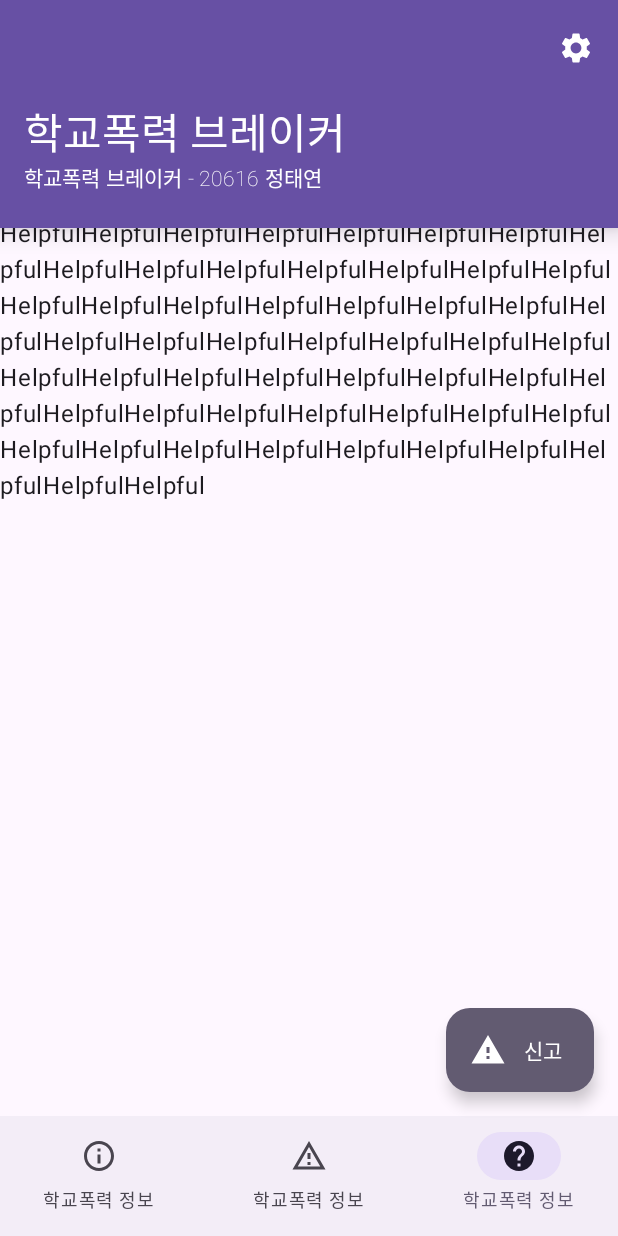
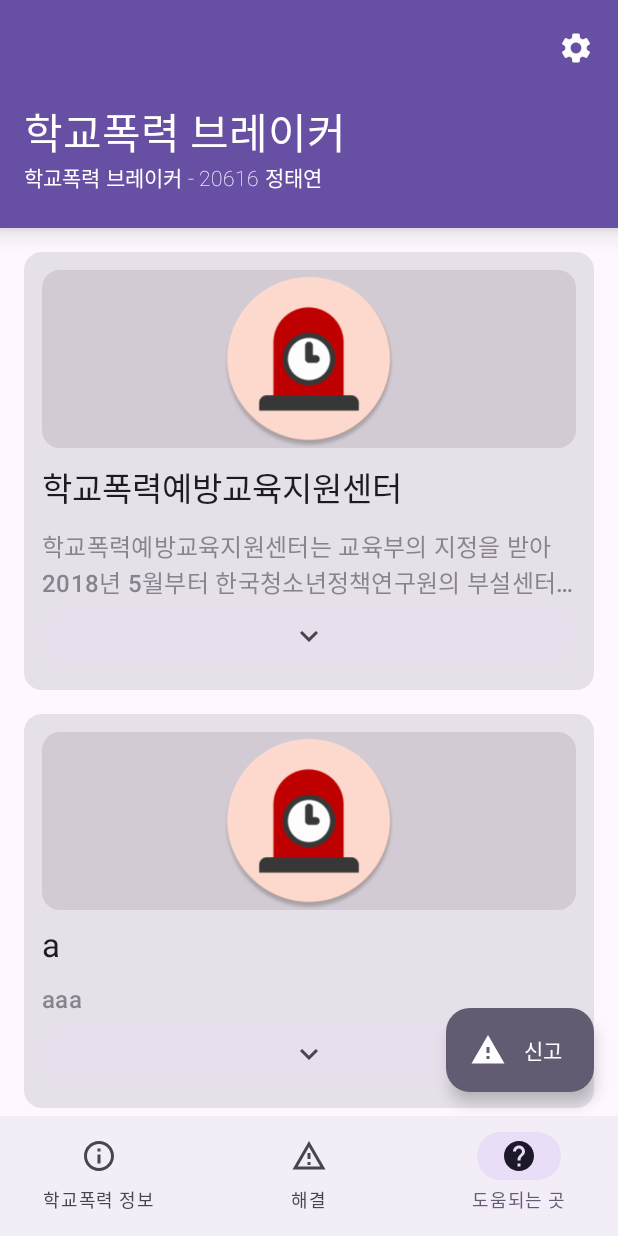
Before and after one commit to error0918/SchoolViolenceBreaker, an Android app built with Jetpack Compose: the screen it shows after launch (MainActivity), item 3 of the bottom bar chosen, on a phone screen of 412 x 824 dp. Run offline under Robolectric (Android 15) with nearby library versions, the phone set to English and light mode, and no system bars; our stand-ins replace accompanist, constraintlayout-compose.

Commit message:
2022/09/11 23:14

```diff
--- a/app/src/main/java/com/taeyeon/schoolviolencebreaker/Helpful.kt
+++ b/app/src/main/java/com/taeyeon/schoolviolencebreaker/Helpful.kt
@@ -1,20 +1,232 @@
+@file:OptIn(ExperimentalMaterial3Api::class, ExperimentalMaterial3Api::class)
+@file:Suppress("OPT_IN_IS_NOT_ENABLED")
+
 package com.taeyeon.schoolviolencebreaker
 
-import androidx.compose.foundation.layout.PaddingValues
-import androidx.compose.foundation.layout.fillMaxSize
-import androidx.compose.material3.Text
+import android.annotation.SuppressLint
+import android.content.Intent
+import android.graphics.Bitmap
+import android.graphics.Canvas
+import android.net.Uri
+import androidx.compose.foundation.Image
+import androidx.compose.foundation.background
+import androidx.compose.foundation.clickable
+import androidx.compose.foundation.layout.*
+import androidx.compose.foundation.lazy.LazyColumn
+import androidx.compose.foundation.lazy.items
+import androidx.compose.material.icons.Icons
+import androidx.compose.material.icons.filled.KeyboardArrowDown
+import androidx.compose.material.icons.filled.KeyboardArrowUp
+import androidx.compose.material3.*
+import androidx.compose.runtime.*
 import androidx.compose.runtime.Composable
+import androidx.compose.runtime.mutableStateOf
+import androidx.compose.runtime.saveable.rememberSaveable
 import androidx.compose.ui.Modifier
+import androidx.compose.ui.geometry.Size
+import androidx.compose.ui.graphics.ImageBitmap
+import androidx.compose.ui.graphics.asImageBitmap
+import androidx.compose.ui.layout.onSizeChanged
+import androidx.compose.ui.platform.LocalDensity
+import androidx.compose.ui.platform.LocalLayoutDirection
+import androidx.compose.ui.res.stringResource
+import androidx.compose.ui.text.style.TextOverflow
+import androidx.compose.ui.unit.Dp
+import androidx.compose.ui.unit.dp
+import androidx.constraintlayout.compose.ConstraintLayout
+import androidx.core.content.ContextCompat
+import com.taeyeon.core.Core
 
 object Helpful {
 
-    @Composable
-    fun Helpful(paddingValues: PaddingValues = PaddingValues()) {
-        //
-        Text(
-            modifier = Modifier.fillMaxSize(),
-            text = "Helpful".repeat(100)
+    data class Helpful(
+        val imageBitmap: ImageBitmap,
+        val title: String,
+        val description: String,
+        val link: String,
+    )
+
+    private val helpfulList by lazy {
+        val drawableToImageBitmap = { id: Int ->
+            val drawable = ContextCompat.getDrawable(Core.getContext(), id)
+            val bitmap = Bitmap.createBitmap(drawable!!.intrinsicWidth, drawable.intrinsicHeight, Bitmap.Config.ARGB_8888)
+            val canvas = Canvas(bitmap)
+            drawable.setBounds(0, 0, canvas.width, canvas.height)
+            drawable.draw(canvas)
+            bitmap.asImageBitmap()
+        }
+
+        val todo = Helpful(
+            imageBitmap = drawableToImageBitmap(R.drawable.ic_launcher_round),
+            title = "a",
+            description = """
+                     aaa
+                """.trimIndent(),
+            link = "https://naver.com/"
+        )
+        listOf(
+            Helpful(
+                imageBitmap = drawableToImageBitmap(R.drawable.ic_launcher_round),
+                title = "학교폭력예방교육지원센터",
+                description = """
+                     학교폭력예방교육지원센터는 교육부의 지정을 받아 2018년 5월부터 한국청소년정책연구원의 부설센터로 운영되고 있습니다.
+                     본 센터는 학교폭력 예방교육 어울림 프로그램 개발·보급·운영 및 학교폭력 예방교육 지원체계 구축을 위해 어울림 프로그램의 재구조화, 학교폭력 예방 교과연계 원격연수 프로그램 개발, 학교폭력 예방교육 프로그램 적용 효과성 분석, 학교폭력 추세 대응을 위한 교육자료 제작 및 보급 그리고 학부모를 위한 학교폭력 예방 소식지 발간 등의 사업을 수행하고 있습니다.
+                     또한 학교폭력 예방을 위한 전문가 컨설팅 및 교육연수, 학생참여 학교폭력 예방활동 지원을 위한 어울림 학생서포터즈단 운영 그리고 시도 교육청 단위 학교폭력 예방 협의체 구성 및 단위 별 사업운영 지원을 통해 활발한 현장 중심의 맞춤형 사업을 수행하고 있습니다.
+                     본 센터는 학생들의 자발적 참여·활동을 기반으로 지역 주도의 학교폭력 예방활동과 함께 학교 교육과정에 초점을 맞추어 학생, 교사, 학부모 및 지역 사회가 함께 참여하는 학교폭력 예방교육 사업을 추진·수행하고 있습니다.
+                """.trimIndent(),
+                link = "https://www.stopbullying.re.kr/mps"
+            ),
+            todo, todo, todo, todo, todo, todo, todo, todo, todo, todo, todo, todo, todo, todo, todo, todo, todo,
+            Helpful(
+                imageBitmap = drawableToImageBitmap(R.drawable.ic_launcher_round),
+                title = "에듀넷·티-클리어",
+                description = """
+                    에듀넷·티-클리어는 약자로 교육과정과 교육정책 전반의 정보를 통합 제공하고, 협업 소통을 지원하는 교육정보 통합 지원 서비스입니다.
+                """.trimIndent(),
+                link = "https://doran.edunet.net/main/mainForm.do"
+            )
         )
     }
 
+    @Composable
+    fun Helpful(paddingValues: PaddingValues = PaddingValues()) {
+        LazyColumn(
+            modifier = Modifier.padding(
+                top = paddingValues.calculateTopPadding(),
+                bottom = paddingValues.calculateBottomPadding(),
+                start = paddingValues.calculateStartPadding(LocalLayoutDirection.current) + 16.dp,
+                end = paddingValues.calculateEndPadding(LocalLayoutDirection.current) + 16.dp
+            ),
+            verticalArrangement = Arrangement.spacedBy(16.dp)
+        ) {
+            items(helpfulList) { helpful ->
+                HelpfulUnit(
+                    imageBitmap = helpful.imageBitmap,
+                    imageBitmapDescription = helpful.title,
+                    title = helpful.title,
+                    description = helpful.description,
+                    link = helpful.link,
+                    modifier = Modifier.padding(
+                        top = if(helpfulList.indexOf(helpful) == 0) 16.dp else 0.dp,
+                        bottom = if(helpfulList.lastIndexOf(helpful) == helpfulList.size - 1) 16.dp else 0.dp
+                    )
+                )
+            }
+        }
+    }
+
+    @SuppressLint("ModifierParameter")
+    @Composable
+    fun HelpfulUnit(
+        imageBitmap: ImageBitmap? = null,
+        imageBitmapDescription: String? = null,
+        title: String,
+        description: String,
+        link: String,
+        modifier: Modifier = Modifier
+    ) {
+        val hasImage = imageBitmap != null
+
+        Card(
+            modifier = modifier.then(
+                Modifier
+                    .fillMaxWidth()
+                    .height(IntrinsicSize.Min)
+                    .clickable {
+                        val intent = Intent(Intent.ACTION_VIEW, Uri.parse(link))
+                        Core.getActivity().startActivity(intent)
+                    }
+            )
+        ) {
+            val cornerRadius = MaterialTheme.shapes.medium.let {
+                var cornerRadius: Dp = 0.dp
+                val size = Size.Unspecified
+                with(LocalDensity.current) {
+                    val corners = listOf(it.topStart, it.topEnd, it.bottomStart, it.bottomEnd)
+                    corners.forEach { corner ->
+                        cornerRadius += corner.toPx(size, this).toDp() / corners.size
+                    }
+                }
+                cornerRadius
+            }
+            var textMoreSee by rememberSaveable { mutableStateOf(false) }
+
+            ConstraintLayout(
+                modifier = Modifier
+                    .fillMaxSize()
+                    .padding(cornerRadius)
+            ) {
+                val (image, titleText, descriptionText, seeMoreButton) = createRefs()
+
+                if (hasImage) {
+                    var imageWidth by remember { mutableStateOf(0) }
+                    Image(
+                        bitmap = imageBitmap!!,
+                        contentDescription = imageBitmapDescription,
+                        modifier = Modifier
+                            .fillMaxWidth()
+                            .height(with (LocalDensity.current) { imageWidth.toDp() / 3 })
+                            .constrainAs(image) {
+                                top.linkTo(parent.top)
+                                start.linkTo(parent.start)
+                                end.linkTo(parent.end)
+                            }
+                            .onSizeChanged { intSize ->
+                                imageWidth = intSize.width
+                            }
+                            .background(
+                                color = MaterialTheme.colorScheme.onSurface.copy(alpha = 0.1f),
+                                shape = MaterialTheme.shapes.medium
+                            )
+                    )
+                }
+
+                Text(
+                    text = title,
+                    style = MaterialTheme.typography.titleLarge,
+                    modifier = Modifier
+                        .constrainAs(titleText) {
+                            top.linkTo(if (hasImage) image.bottom else parent.top, margin = 10.dp)
+                            start.linkTo(parent.start)
+                        }
+                )
+
+                Text(
+                    text = description,
+                    style = MaterialTheme.typography.titleMedium,
+                    color = MaterialTheme.colorScheme.onSurfaceVariant.copy(alpha = 0.6f),
+                    maxLines = if (textMoreSee) 100 else 2,
+                    overflow = TextOverflow.Ellipsis,
+                    modifier = Modifier
+                        .constrainAs(descriptionText) {
+                            top.linkTo(titleText.bottom, margin = 10.dp)
+                            start.linkTo(parent.start)
+                        }
+                )
+
+                Button(
+                    onClick = { textMoreSee = !textMoreSee },
+                    contentPadding = PaddingValues(),
+                    colors = ButtonDefaults.buttonColors(
+                        containerColor = MaterialTheme.colorScheme.surfaceVariant,
+                        contentColor = MaterialTheme.colorScheme.onSurfaceVariant
+                    ),
+                    modifier = Modifier
+                        .constrainAs(seeMoreButton) {
+                            top.linkTo(descriptionText.bottom)
+                            start.linkTo(parent.start)
+                            end.linkTo(parent.end)
+                        }
+                ) {
+                    Icon(
+                        imageVector = if (textMoreSee) Icons.Filled.KeyboardArrowUp else Icons.Filled.KeyboardArrowDown,
+                        contentDescription = if (textMoreSee) stringResource(id = R.string.close) else stringResource(id = R.string.open),
+                        modifier = Modifier.fillMaxWidth()
+                    )
+                }
+
+            }
+        }
+    }
+
 }
--- a/app/src/main/java/com/taeyeon/schoolviolencebreaker/LicenseActivity.kt
+++ b/app/src/main/java/com/taeyeon/schoolviolencebreaker/LicenseActivity.kt
@@ -1,4 +1,4 @@
-@file:OptIn(ExperimentalMaterial3Api::class)
+@file:OptIn(ExperimentalMaterial3Api::class, ExperimentalMaterial3Api::class)
 @file:Suppress("OPT_IN_IS_NOT_ENABLED")
 
 package com.taeyeon.schoolviolencebreaker
@@ -125,7 +125,7 @@ object License {
             link = license.link
         )
     }
-    //TODO
+
     @Composable
     fun LicenseViewer(
         title: String,
--- a/app/src/main/java/com/taeyeon/schoolviolencebreaker/MainActivity.kt
+++ b/app/src/main/java/com/taeyeon/schoolviolencebreaker/MainActivity.kt
@@ -36,6 +36,7 @@ import androidx.core.splashscreen.SplashScreen.Companion.installSplashScreen
 import com.google.accompanist.pager.*
 import com.taeyeon.core.Core
 import com.taeyeon.core.Settings
+import com.taeyeon.core.Utils
 import com.taeyeon.schoolviolencebreaker.ui.theme.Theme
 import kotlinx.coroutines.CoroutineScope
 import kotlinx.coroutines.launch
@@ -90,6 +91,7 @@ class MainActivity : ComponentActivity() {
                                 shakeTime = currentTime
                                 if (++shake >= shakeTime) {
                                     if (shakeToReport) {
+                                        Utils.vibrate(50)
                                         isReporting = true
                                     }
                                     shake = 0
@@ -130,8 +132,8 @@ object Main {
     private val data by lazy {
         listOf(
             Data(Icons.Filled.Info, Icons.Outlined.Info, Core.getContext().getString(R.string.svinfo)) { paddingValues -> SVInfo.SVInfo(paddingValues) },
-            Data(Icons.Filled.ReportProblem, Icons.Outlined.ReportProblem, Core.getContext().getString(R.string.svinfo)) { paddingValues -> Solution.Solution(paddingValues) },
-            Data(Icons.Filled.Help, Icons.Outlined.HelpOutline, Core.getContext().getString(R.string.svinfo)) { paddingValues -> Helpful.Helpful(paddingValues) },
+            Data(Icons.Filled.ReportProblem, Icons.Outlined.ReportProblem, Core.getContext().getString(R.string.solution)) { paddingValues -> Solution.Solution(paddingValues) },
+            Data(Icons.Filled.Help, Icons.Outlined.HelpOutline, Core.getContext().getString(R.string.helpful)) { paddingValues -> Helpful.Helpful(paddingValues) },
         )
     }
 
--- a/app/src/main/java/com/taeyeon/schoolviolencebreaker/SVInfo.kt
+++ b/app/src/main/java/com/taeyeon/schoolviolencebreaker/SVInfo.kt
@@ -25,7 +25,12 @@ object SVInfo {
             ),
             verticalArrangement = Arrangement.spacedBy(16.dp)
         ) {
+            var showTip by rememberSaveable { mutableStateOf(showTip) }
             var showingTip by rememberSaveable { mutableStateOf(showTip) }
+            if (showTip != com.taeyeon.schoolviolencebreaker.showTip) {
+                showingTip = com.taeyeon.schoolviolencebreaker.showTip
+                showTip = com.taeyeon.schoolviolencebreaker.showTip
+            }
 
             val tipInformation = listOf(
                 MyView.TipInformation(
--- a/app/src/main/java/com/taeyeon/schoolviolencebreaker/SchoolViolenceBreaker.kt
+++ b/app/src/main/java/com/taeyeon/schoolviolencebreaker/SchoolViolenceBreaker.kt
@@ -242,8 +242,8 @@ object MyView {
                     .height(IntrinsicSize.Min)
             )
         ) {
-            var cornerRadius: Dp = 0.dp
-            MaterialTheme.shapes.medium.let {
+            val cornerRadius = MaterialTheme.shapes.medium.let {
+                var cornerRadius: Dp = 0.dp
                 val size = Size.Unspecified
                 with(LocalDensity.current) {
                     val corners = listOf(it.topStart, it.topEnd, it.bottomStart, it.bottomEnd)
@@ -251,6 +251,7 @@ object MyView {
                         cornerRadius += corner.toPx(size, this).toDp() / corners.size
                     }
                 }
+                cornerRadius
             }
             val tipIconSize = MaterialTheme.typography.labelSmall.fontSize.value.dp
 
@@ -259,7 +260,7 @@ object MyView {
                     .fillMaxSize()
                     .padding(cornerRadius)
             ) {
-                val (closeIconButton, tipIcon, tipText, titleText, text, image, actionButton) = createRefs()
+                val (closeIconButton, tipIcon, tipText, titleText, messageText, image, actionButton) = createRefs()
 
                 if (hasCloseButton) {
                     IconButton(
@@ -331,7 +332,7 @@ object MyView {
                     text = message,
                     style = MaterialTheme.typography.titleMedium,
                     modifier = Modifier
-                        .constrainAs(text) {
+                        .constrainAs(messageText) {
                             top.linkTo(if (hasImage) image.bottom else titleText.bottom, margin = 10.dp)
                             start.linkTo(parent.start)
                         }
@@ -344,7 +345,7 @@ object MyView {
                             .fillMaxWidth()
                             .height(20.dp)
                             .constrainAs(actionButton) {
-                                top.linkTo(text.bottom, margin = 10.dp)
+                                top.linkTo(messageText.bottom, margin = 10.dp)
                                 start.linkTo(parent.start)
                                 end.linkTo(parent.end)
                             },
```
